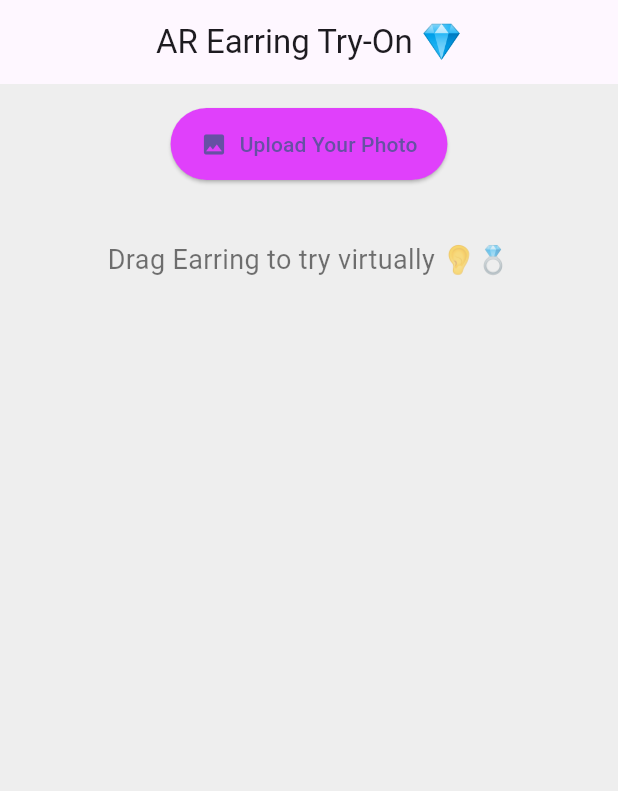
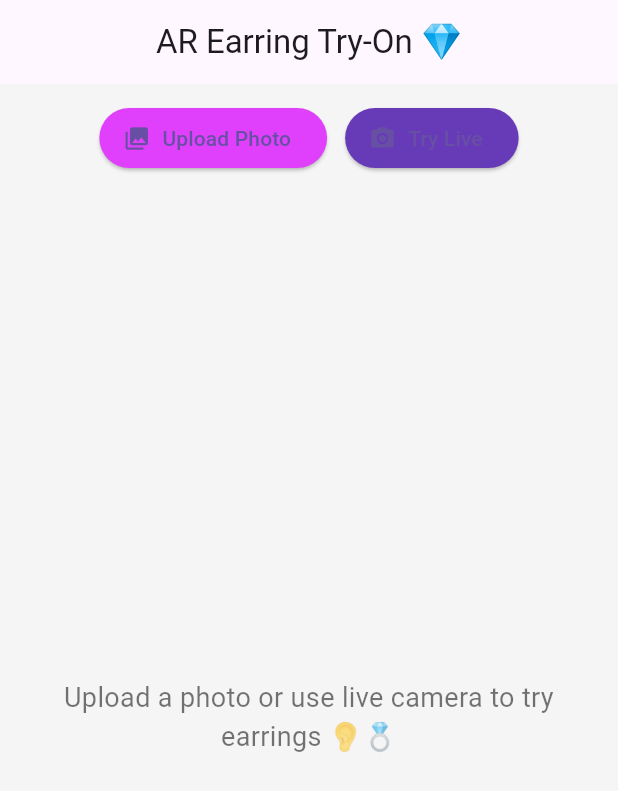
Before and after one commit to rony-boay/araugmented, a Flutter app: the screen it shows after launch, on a phone screen of 412 x 824 dp. Shown: the top 791 px of the screen. Run offline on Flutter 3.47's test engine with Material 3 defaults, Android fonts, the phone set to English and light mode, and no system bars; missing offline and left inert: dart:html, dart:ui_web.

Commit message:
live camera feed only

```diff
--- a/lib/main.dart
+++ b/lib/main.dart
@@ -1,13 +1,36 @@
 import 'dart:html' as html;
 import 'dart:typed_data';
+import 'dart:ui_web' as ui;
 import 'package:flutter/material.dart';
+import 'dart:ui';
 
 void main() {
-  runApp(const MyApp());
+  // Register the camera view before running app
+  var _ = ui.platformViewRegistry.registerViewFactory('camera-view', (
+    int viewId,
+  ) {
+    final video = html.VideoElement()
+      ..autoplay = true
+      ..muted = true
+      ..style.objectFit = 'cover'
+      ..width = 640
+      ..height = 480;
+    html.window.navigator.mediaDevices
+        ?.getUserMedia({'video': true})
+        .then((stream) {
+          video.srcObject = stream;
+        })
+        .catchError((e) {
+          debugPrint('Camera access error: $e');
+        });
+    return video;
+  });
+
+  runApp(const ARApp());
 }
 
-class MyApp extends StatelessWidget {
-  const MyApp({super.key});
+class ARApp extends StatelessWidget {
+  const ARApp({super.key});
 
   @override
   Widget build(BuildContext context) {
@@ -27,8 +50,12 @@ class TryOnScreen extends StatefulWidget {
 
 class _TryOnScreenState extends State<TryOnScreen> {
   Uint8List? _imageBytes;
+  bool _usingCamera = false;
 
+  /// Pick image from gallery
   void _pickImage() async {
+    setState(() => _usingCamera = false);
+
     final uploadInput = html.FileUploadInputElement()..accept = 'image/*';
     uploadInput.click();
     uploadInput.onChange.listen((event) async {
@@ -44,52 +71,77 @@ class _TryOnScreenState extends State<TryOnScreen> {
     });
   }
 
+  /// Switch to live camera
+  void _startCamera() {
+    setState(() {
+      _usingCamera = true;
+      _imageBytes = null;
+    });
+  }
+
   @override
   Widget build(BuildContext context) {
     return Scaffold(
-      backgroundColor: Colors.grey[200],
+      backgroundColor: Colors.grey[100],
       appBar: AppBar(
         title: const Text('AR Earring Try-On 💎'),
         centerTitle: true,
       ),
-      body: Center(
-        child: Column(
+      body: Column(
         children: [
-            const SizedBox(height: 16),
+          const SizedBox(height: 12),
+          Row(
+            mainAxisAlignment: MainAxisAlignment.center,
+            children: [
               ElevatedButton.icon(
-              icon: const Icon(Icons.photo),
-              label: const Text("Upload Your Photo"),
+                icon: const Icon(Icons.photo_library),
+                label: const Text("Upload Photo"),
                 onPressed: _pickImage,
                 style: ElevatedButton.styleFrom(
                   backgroundColor: Colors.purpleAccent,
-                padding:
-                    const EdgeInsets.symmetric(horizontal: 20, vertical: 14),
                 ),
               ),
-            const SizedBox(height: 16),
-            if (_imageBytes != null)
-              Expanded(
-                child: EarringOverlay(imageBytes: _imageBytes!),
-              ),
-            if (_imageBytes == null)
-              const Padding(
-                padding: EdgeInsets.all(24.0),
-                child: Text(
-                  "Drag Earring to try virtually 👂💍",
-                  textAlign: TextAlign.center,
-                  style: TextStyle(fontSize: 18, color: Colors.black54),
+              const SizedBox(width: 12),
+              ElevatedButton.icon(
+                icon: const Icon(Icons.camera_alt),
+                label: const Text("Try Live"),
+                onPressed: _startCamera,
+                style: ElevatedButton.styleFrom(
+                  backgroundColor: Colors.deepPurple,
                 ),
               ),
             ],
           ),
+          const SizedBox(height: 16),
+          Expanded(
+            child: Center(
+              child: _usingCamera
+                  ? EarringOverlay(liveMode: true)
+                  : (_imageBytes != null
+                        ? EarringOverlay(imageBytes: _imageBytes!)
+                        : const Padding(
+                            padding: EdgeInsets.all(24.0),
+                            child: Text(
+                              "Upload a photo or use live camera to try earrings 👂💍",
+                              textAlign: TextAlign.center,
+                              style: TextStyle(
+                                fontSize: 18,
+                                color: Colors.black54,
+                              ),
+                            ),
+                          )),
+            ),
+          ),
+        ],
       ),
     );
   }
 }
 
 class EarringOverlay extends StatefulWidget {
-  final Uint8List imageBytes;
-  const EarringOverlay({super.key, required this.imageBytes});
+  final Uint8List? imageBytes;
+  final bool liveMode;
+  const EarringOverlay({super.key, this.imageBytes, this.liveMode = false});
 
   @override
   State<EarringOverlay> createState() => _EarringOverlayState();
@@ -101,19 +153,17 @@ class _EarringOverlayState extends State<EarringOverlay> {
   double earringSize = 70;
   int selectedEarring = 0;
 
-  final earrings = [
-    'assets/earrings/ear1.png',
-    'assets/earrings/ear2.png',
-  //  'assets/earrings/diamond3.png',
-  ];
+  final earrings = ['assets/earrings/ear1.png', 'assets/earrings/ear2.png'];
 
   @override
   Widget build(BuildContext context) {
     return Stack(
       children: [
-        // User photo
+        if (widget.liveMode)
+          const Positioned.fill(child: HtmlElementView(viewType: 'camera-view'))
+        else if (widget.imageBytes != null)
           Positioned.fill(
-          child: Image.memory(widget.imageBytes, fit: BoxFit.contain),
+            child: Image.memory(widget.imageBytes!, fit: BoxFit.contain),
           ),
 
         // Left earring
@@ -146,7 +196,7 @@ class _EarringOverlayState extends State<EarringOverlay> {
           ),
         ),
 
-        // Bottom earring selector
+        // Bottom selector
         Positioned(
           bottom: 10,
           left: 0,
@@ -157,10 +207,7 @@ class _EarringOverlayState extends State<EarringOverlay> {
               color: Colors.white.withOpacity(0.9),
               borderRadius: BorderRadius.circular(16),
               boxShadow: [
-                BoxShadow(
-                  color: Colors.black.withOpacity(0.1),
-                  blurRadius: 8,
-                ),
+                BoxShadow(color: Colors.black.withOpacity(0.1), blurRadius: 8),
               ],
             ),
             child: Row(
@@ -177,7 +224,8 @@ class _EarringOverlayState extends State<EarringOverlay> {
                         color: selectedEarring == i
                             ? Colors.purpleAccent
                             : Colors.transparent,
-                          width: 2),
+                        width: 2,
+                      ),
                       shape: BoxShape.circle,
                       color: Colors.white,
                     ),
```
Also changed, not shown: 5 other files. Lines whose indentation alone changed are shown as unchanged.
